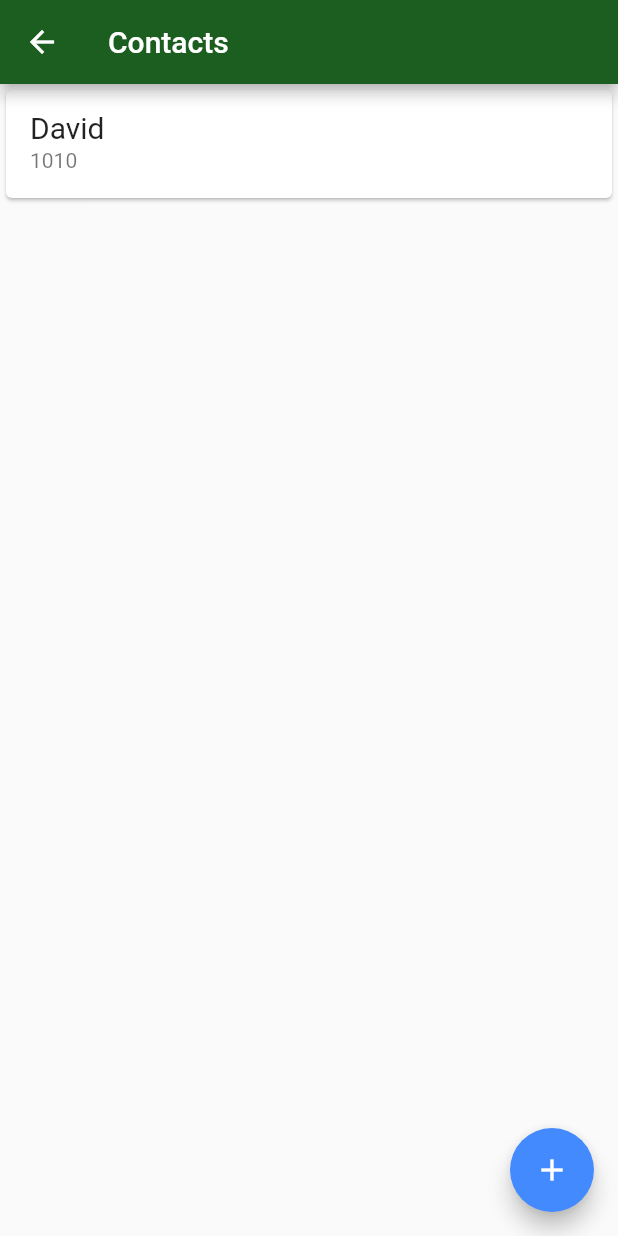
After one commit to DavidArcari/Flutter, a Flutter app: the screen it shows after launch, after a tap on "Contacts", on a phone screen of 412 x 824 dp. The commit adds this screen. Run offline on Flutter 3.47's test engine with Material 2 defaults, Android fonts, the phone set to English and light mode, and no system bars.

Commit message:
Tela de contatos de navegação deles

```diff
--- /dev/null
+++ b/ByteBank/lib/screens/contacts_list.dart
@@ -0,0 +1,37 @@
+import 'package:flutter/material.dart';
+import 'package:flutter/widgets.dart';
+
+class ContactsList extends StatelessWidget {
+  @override
+  Widget build(BuildContext context) {
+    return Scaffold(
+      appBar: AppBar(
+        title: Text('Contacts'),
+      ),
+      body: ListView(
+        children: <Widget>[
+          Card(
+            child: ListTile(
+              title: Text(
+                'David',
+                style: TextStyle(
+                  fontSize: 20
+                  ),
+                ),
+              subtitle: Text(
+                '1010',
+                style: TextStyle(
+                  fontSize: 14
+                ),
+              ),
+            ),
+          )
+        ],
+      ),
+      floatingActionButton: FloatingActionButton(
+        onPressed: (){},
+        child: Icon(Icons.add),
+      ),
+    );
+  }
+}
--- /dev/null
+++ b/ByteBank/lib/screens/dashboard.dart
@@ -0,0 +1,62 @@
+import 'package:ByteBank/screens/contacts_list.dart';
+import 'package:flutter/material.dart';
+
+class Dashboard extends StatelessWidget {
+  @override
+  Widget build(BuildContext context) {
+    return Scaffold(
+      appBar: AppBar(
+        title: Text('Dashboard'),
+      ),
+      body: Column(
+        mainAxisAlignment: MainAxisAlignment.spaceBetween,
+        crossAxisAlignment: CrossAxisAlignment.start,
+        children: <Widget>[
+          Padding(
+            padding: const EdgeInsets.all(8.0),
+            child: Image.asset('images/bytebank_logo.png'),
+          ),
+          Padding(
+            padding: EdgeInsets.all(25.0),
+            child: Material(
+              color: Theme.of(context).primaryColor,
+                child: InkWell(
+                  onTap: (){
+                    Navigator.of(
+                      context).push(
+                        MaterialPageRoute(
+                          builder: (context) => ContactsList(),
+                      ),
+                    );
+                  },
+                child: Container(
+                  padding: EdgeInsets.all(8.0),
+                  height: 100,
+                  width: 150,
+                  child: Column(
+                  mainAxisAlignment: MainAxisAlignment.spaceBetween,
+                  crossAxisAlignment: CrossAxisAlignment.start,
+                  children: <Widget>[
+                    Icon(
+                      Icons.people,
+                      color: Colors.white,
+                      size: 32,
+                      ),
+                    Text(
+                      'Contacts',
+                      style: TextStyle(
+                        color: Colors.white,
+                        fontSize: 20
+                        ),
+                      )
+                    ],
+                  ),
+                ),
+              ),
+            ),
+          ),
+        ],
+      ),
+    );
+  }
+}
```
Also changed, not shown: ByteBank/lib/main.dart (+4 -50 lines).
